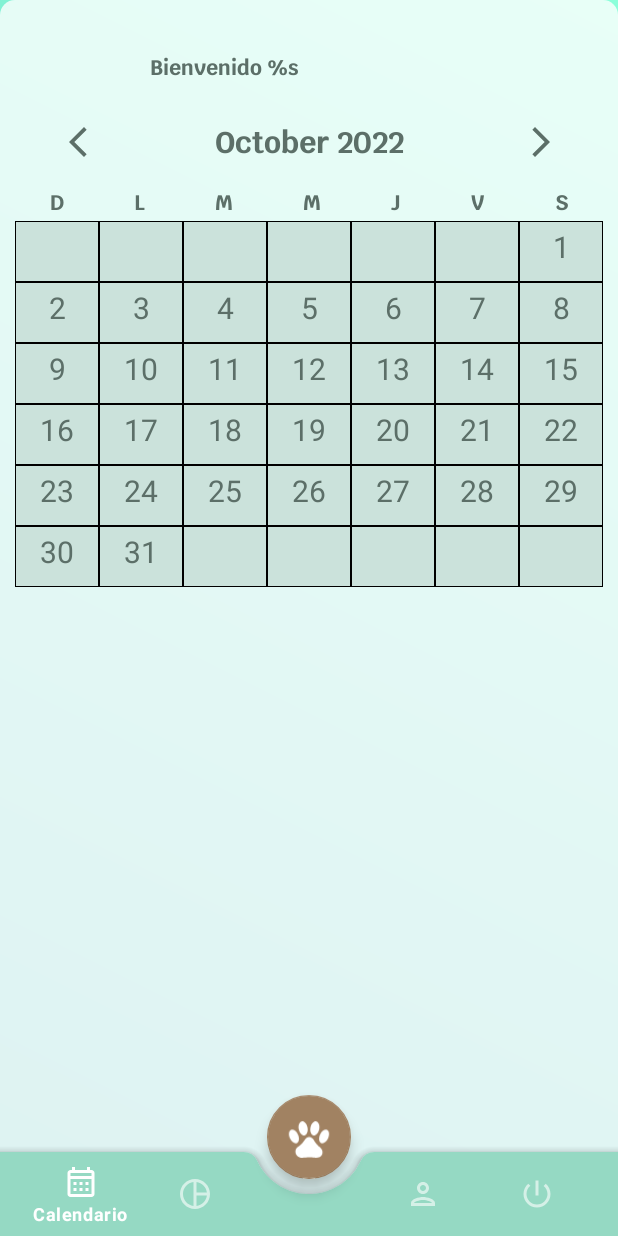
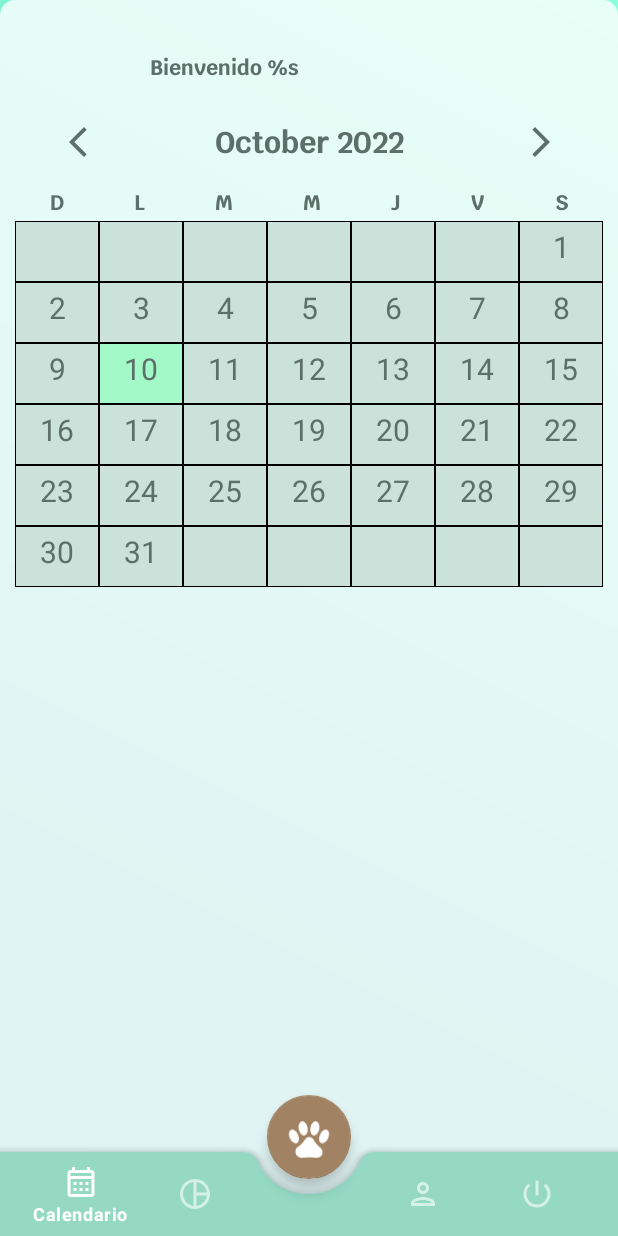
Before and after one commit to angelcast2002/APP-Proyecto1-PlataformasMoviles, an Android app: the screen it shows after launch (MainActivity), after a tap on "10", on a phone screen of 412 x 824 dp. Run offline under Robolectric (Android 15) with nearby library versions, the light colour scheme and no system bars; our stand-ins replace navigation-ui.

Commit message:
4Dogs v1.2.4
- Selected date highlight

```diff
--- a/4Dogs/app/src/main/java/com/example/fordogs/ui/fragments/calendar/CalendarAdapter.kt
+++ b/4Dogs/app/src/main/java/com/example/fordogs/ui/fragments/calendar/CalendarAdapter.kt
@@ -1,14 +1,18 @@
 package com.example.fordogs.ui.fragments.calendar
 
+import android.os.Build
 import android.view.LayoutInflater
-import android.view.View
 import android.view.ViewGroup
+import androidx.annotation.RequiresApi
 import androidx.recyclerview.widget.RecyclerView
 import com.example.fordogs.R
+import com.example.fordogs.ui.util.CalendarConstants.Companion.selectedDate
+import java.time.LocalDate
+import kotlin.collections.ArrayList
 
 class CalendarAdapter(
-    private val daysOfMonth: ArrayList<String>,
-    private val listener: onItemListener
+    private val days: ArrayList<LocalDate?>,
+    private val listener: OnItemListener
 ) : RecyclerView.Adapter<CalendarViewHolder>() {
 
     override fun onCreateViewHolder(parent: ViewGroup, viewType: Int): CalendarViewHolder
@@ -18,22 +22,32 @@ class CalendarAdapter(
         val params = view.layoutParams
         params.height = parent.measuredHeight / 6
 
-        return CalendarViewHolder(view, listener)
+        return CalendarViewHolder(view, listener, days)
     }
 
+    @RequiresApi(Build.VERSION_CODES.O)
     override fun onBindViewHolder(holder: CalendarViewHolder, position: Int)
     {
-        holder.dayOfMonth.text = daysOfMonth[position]
+        val date = days[position]
+
+        if (date == null) {
+            holder.dayOfMonth.text = ""
+        } else {
+            holder.dayOfMonth.text = date.dayOfMonth.toString()
+            if (date == selectedDate) {
+                holder.parentView.setBackgroundResource(R.drawable.calendar_selected_cell_background)
+            }
+        }
     }
 
     override fun getItemCount(): Int
     {
-        return daysOfMonth.size
+        return days.size
     }
 
-    interface onItemListener {
+    interface OnItemListener {
 
-        fun onItemClick(dayText: String, position: Int)
+        fun onItemClick(date: LocalDate?, position: Int)
 
     }
 
--- a/4Dogs/app/src/main/java/com/example/fordogs/ui/fragments/calendar/CalendarFragment.kt
+++ b/4Dogs/app/src/main/java/com/example/fordogs/ui/fragments/calendar/CalendarFragment.kt
@@ -7,18 +7,17 @@ import android.view.LayoutInflater
 import android.view.View
 import android.view.ViewGroup
 import android.widget.TextView
-import android.widget.Toast
 import androidx.annotation.RequiresApi
 import androidx.recyclerview.widget.GridLayoutManager
 import androidx.recyclerview.widget.RecyclerView
 import com.example.fordogs.databinding.FragmentCalendarBinding
-import com.example.fordogs.ui.util.CalendarConstants
 import com.example.fordogs.ui.util.CalendarConstants.Companion.selectedDate
 import java.time.LocalDate
 import java.time.YearMonth
 import java.time.format.DateTimeFormatter
+import kotlin.collections.ArrayList
 
-class CalendarFragment : Fragment(), CalendarAdapter.onItemListener {
+class CalendarFragment : Fragment(), CalendarAdapter.OnItemListener {
 
     private lateinit var binding: FragmentCalendarBinding
     private lateinit var recyclerView: RecyclerView
@@ -66,21 +65,27 @@ class CalendarFragment : Fragment(), CalendarAdapter.onItemListener {
     }
 
     @RequiresApi(Build.VERSION_CODES.O)
-    private fun daysInMonthArray(date: LocalDate): ArrayList<String> {
+    private fun daysInMonthArray(date: LocalDate?): ArrayList<LocalDate?> {
 
-        val daysInMonthArray = arrayListOf<String>()
+        val daysInMonthArray = arrayListOf<LocalDate?>()
         val yearMonth = YearMonth.from(date)
         val daysInMonth = yearMonth.lengthOfMonth()
 
-        val firstOfMonth = selectedDate.withDayOfMonth(1)
-        val dayOfWeek = firstOfMonth.dayOfWeek.value
+        val firstOfMonth = selectedDate?.withDayOfMonth(1)
+        val dayOfWeek = firstOfMonth?.dayOfWeek?.value
 
         for (i in 1..42) {
 
-            if (i <= dayOfWeek || i > daysInMonth + dayOfWeek) {
-                daysInMonthArray.add("")
+            if (i <= dayOfWeek!! || i > daysInMonth + dayOfWeek) {
+                daysInMonthArray.add(null)
             } else {
-                daysInMonthArray.add((i - dayOfWeek).toString())
+                daysInMonthArray.add(selectedDate?.let {
+                    LocalDate.of(
+                        it.year,
+                        selectedDate?.month,
+                        i - dayOfWeek
+                    )
+                })
             }
 
         }
@@ -89,11 +94,11 @@ class CalendarFragment : Fragment(), CalendarAdapter.onItemListener {
     }
 
     @RequiresApi(Build.VERSION_CODES.O)
-    private fun monthYearFromDate(date: LocalDate): String {
+    private fun monthYearFromDate(date: LocalDate?): String {
 
         val formatter = DateTimeFormatter.ofPattern("MMMM yyyy")
 
-        return date.format(formatter)
+        return date!!.format(formatter)
     }
 
     private fun initWidgets() {
@@ -103,23 +108,22 @@ class CalendarFragment : Fragment(), CalendarAdapter.onItemListener {
 
     @RequiresApi(Build.VERSION_CODES.O)
     fun nextMonthAction(view: View) {
-        selectedDate = selectedDate.plusMonths(1)
+        selectedDate = selectedDate?.plusMonths(1)
         setMonthView()
     }
 
     @RequiresApi(Build.VERSION_CODES.O)
     fun previousMonthAction(view: View) {
-        selectedDate = selectedDate.minusMonths(1)
+        selectedDate = selectedDate?.minusMonths(1)
         setMonthView()
     }
 
     @RequiresApi(Build.VERSION_CODES.O)
-    override fun onItemClick(dayText: String, position: Int) {
+    override fun onItemClick(date: LocalDate?, position: Int) {
 
-        if (dayText != "") {
-            val message = "Fecha seleccionada $dayText ${monthYearFromDate(selectedDate)}"
-
-            Toast.makeText(requireContext(), message, Toast.LENGTH_SHORT).show()
+        if (date != null) {
+            selectedDate = date
+            setMonthView()
         }
 
     }
--- a/4Dogs/app/src/main/java/com/example/fordogs/ui/fragments/calendar/CalendarViewHolder.kt
+++ b/4Dogs/app/src/main/java/com/example/fordogs/ui/fragments/calendar/CalendarViewHolder.kt
@@ -5,18 +5,21 @@ import android.widget.TextView
 import androidx.constraintlayout.widget.ConstraintLayout
 import androidx.recyclerview.widget.RecyclerView
 import com.example.fordogs.R
+import java.time.LocalDate
 
 
 class CalendarViewHolder(itemView: View,
-                         private val listener: CalendarAdapter.onItemListener
+                         private val listener: CalendarAdapter.OnItemListener,
+                         private val days: ArrayList<LocalDate?>
 ) : RecyclerView.ViewHolder(itemView) {
 
+    val parentView: View = itemView.findViewById(R.id.calendar_cell_layout)
     private val layoutCell : ConstraintLayout = itemView.findViewById(R.id.calendar_cell_layout)
     val dayOfMonth : TextView = itemView.findViewById(R.id.cellDayText)
 
     init {
         layoutCell.setOnClickListener {
-            listener.onItemClick(dayOfMonth.text.toString(), absoluteAdapterPosition)
+            listener.onItemClick(days[absoluteAdapterPosition], absoluteAdapterPosition)
         }
     }
 
--- a/4Dogs/app/src/main/java/com/example/fordogs/ui/util/CalendarConstants.kt
+++ b/4Dogs/app/src/main/java/com/example/fordogs/ui/util/CalendarConstants.kt
@@ -3,12 +3,13 @@ package com.example.fordogs.ui.util
 import android.os.Build
 import androidx.annotation.RequiresApi
 import java.time.LocalDate
+import java.util.*
 
 class CalendarConstants {
 
     companion object {
         @RequiresApi(Build.VERSION_CODES.O)
-        var selectedDate: LocalDate = LocalDate.now()
+        var selectedDate: LocalDate? = LocalDate.now()
     }
 
 }
--- /dev/null
+++ b/4Dogs/app/src/main/res/drawable/calendar_selected_cell_background.xml
@@ -0,0 +1,12 @@
+<?xml version="1.0" encoding="utf-8"?>
+<layer-list xmlns:android="http://schemas.android.com/apk/res/android">
+
+    <item>
+        <shape>
+            <solid android:color="@color/light_magic_mint"/>
+        </shape>
+    </item>
+
+    <item android:drawable="@drawable/calendar_grid_cell"/>
+
+</layer-list>
```
